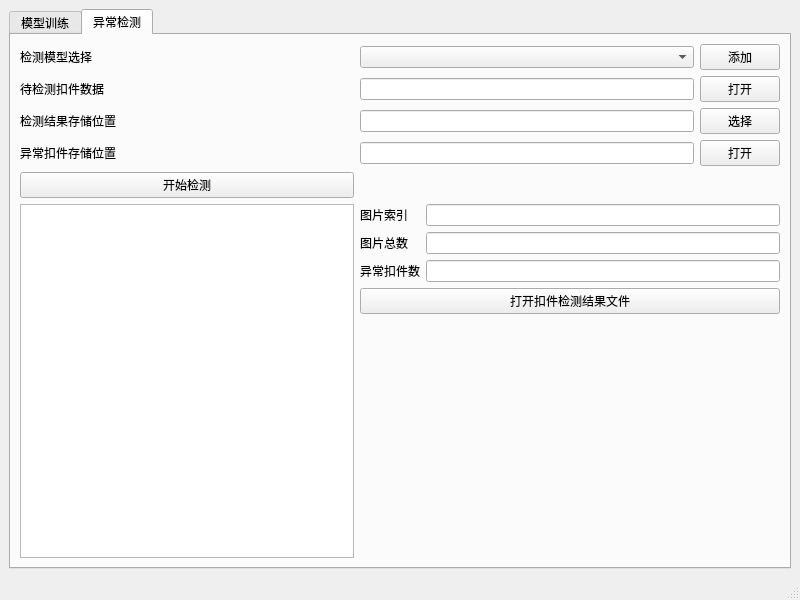
Above: gui/ftt.ui from kinghao93/FMTT before the change. Below: the same form after it.
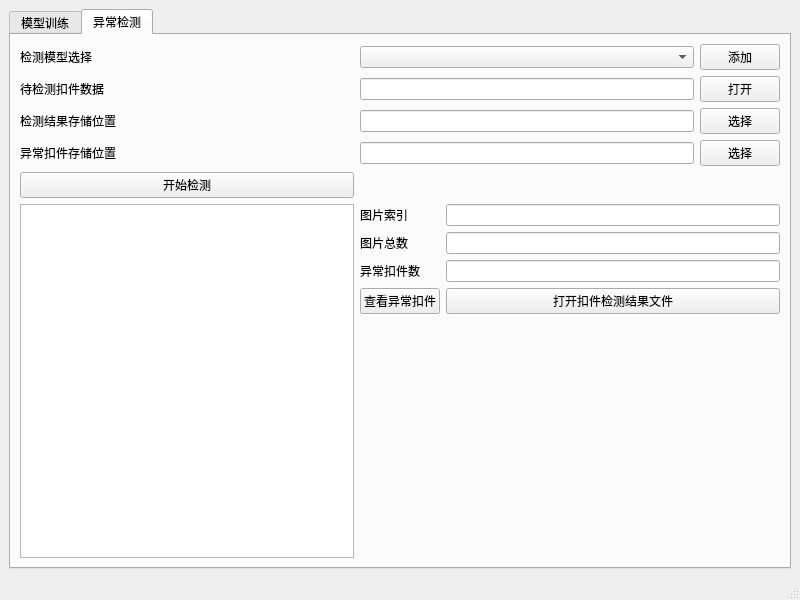
That is the form after the change.

Commit message: 剔除其他文件

Patch:
```diff
--- a/gui/ftt.ui
+++ b/gui/ftt.ui
@@ -149,7 +149,7 @@
         <item row="3" column="2">
          <widget class="QPushButton" name="btn_detect_save_img_path">
           <property name="text">
-           <string>打开</string>
+           <string>选择</string>
           </property>
          </widget>
         </item>
@@ -183,13 +183,6 @@
             </property>
            </widget>
           </item>
-          <item row="4" column="0" colspan="2">
-           <widget class="QPushButton" name="btn_open_json_file">
-            <property name="text">
-             <string>打开扣件检测结果文件</string>
-            </property>
-           </widget>
-          </item>
           <item row="3" column="0">
            <widget class="QLabel" name="label_8">
             <property name="text">
@@ -204,6 +197,20 @@
             </property>
            </widget>
           </item>
+          <item row="4" column="0">
+           <widget class="QPushButton" name="btn_open_except_files">
+            <property name="text">
+             <string>查看异常扣件</string>
+            </property>
+           </widget>
+          </item>
+          <item row="4" column="1">
+           <widget class="QPushButton" name="btn_open_json_file">
+            <property name="text">
+             <string>打开扣件检测结果文件</string>
+            </property>
+           </widget>
+          </item>
          </layout>
         </item>
         <item row="2" column="0">
```
